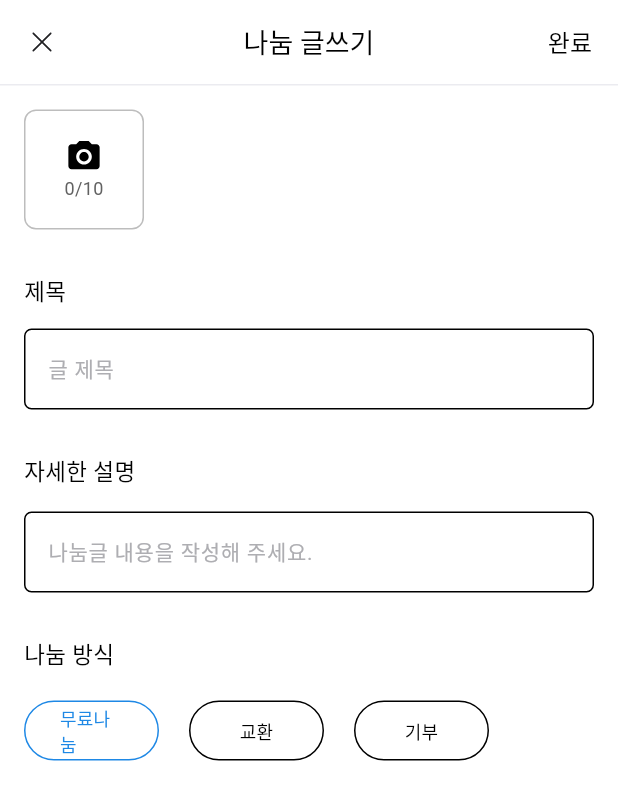
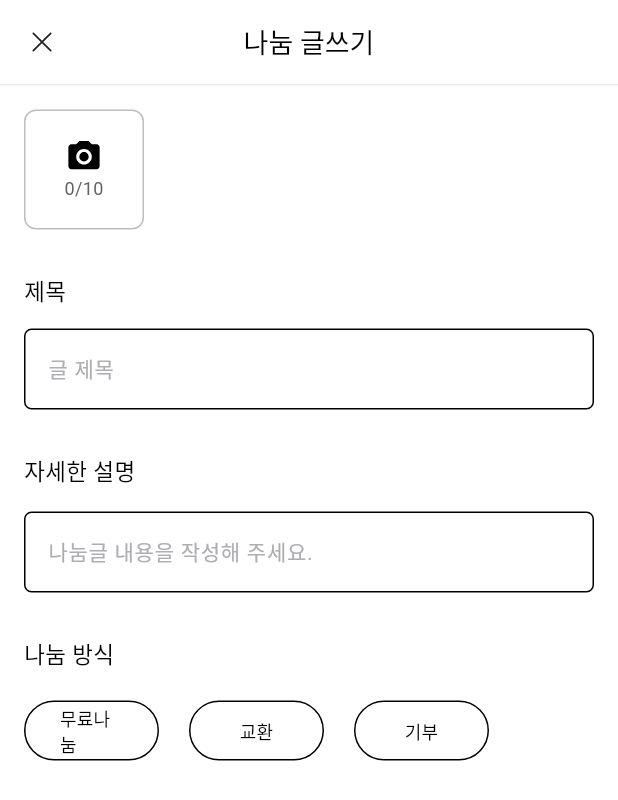
Before and after one commit to gdsc-ssu/anbd-app, a Flutter app: the SharePostCreateScreen screen opened by its route, on a phone screen of 412 x 824 dp. Shown: the top 800 px of the screen. Run offline on Flutter 3.47's test engine with Material 3 defaults, Android fonts, the phone set to English and light mode, and no system bars; our stand-ins replace dio, flutter_secure_storage, flutter_svg, freezed_annotation, geolocator, get_it and 6 more; missing offline and left inert: flutter_config, flutter_google_maps_webservices, photo_manager; accounts and stored records are empty; generated files the repository leaves out were written again; network calls fail; Roboto replaces fonts that are missing (PretendardLight, PretendardMedium, PretendardRegular).

Commit message:
feat: 제출 버튼 생성

```diff
--- a/lib/screens/home/share_post/share_post_create_screen.dart
+++ b/lib/screens/home/share_post/share_post_create_screen.dart
@@ -1,6 +1,7 @@
 import 'dart:io';
 import 'package:anbd/common/enums/share_post_type.dart';
 import 'package:anbd/constants/constants.dart';
+import 'package:anbd/widgets/basic_button.dart';
 import 'package:anbd/widgets/basic_text_field.dart';
 import 'package:flutter/material.dart';
 import 'package:go_router/go_router.dart';
@@ -30,12 +31,6 @@ class SharePostCreateScreen extends StatelessWidget {
                 icon: SvgPicture.asset("assets/svg/close.svg"),
                 onPressed: () => Navigator.pop(context),
               ),
-              actions: [
-                TextButton(
-                  onPressed: () => viewModel.postSharePosts(),
-                  child: const Text('완료', style: AnbdTextStyle.BodyM16),
-                ),
-              ],
               bottom: const PreferredSize(
                 preferredSize: Size.fromHeight(1),
                 child: Divider(height: 1, color: AnbdColor.systemGray02),
@@ -178,6 +173,25 @@ class SharePostCreateScreen extends StatelessWidget {
               ),
             ),
             backgroundColor: Colors.white,
+            bottomNavigationBar: (viewModel.images.isNotEmpty &&
+                    viewModel.isPostValid &&
+                    viewModel.selectedType != null)
+                ? Padding(
+                    padding: EdgeInsets.only(
+                      left: 16,
+                      right: 16,
+                      bottom: MediaQuery.of(context).viewInsets.bottom + 20,
+                    ),
+                    child: BasicButton(
+                      text: '작성 완료',
+                      isClickable: true,
+                      onPressed: () {
+                        viewModel.postSharePosts();
+                        context.push(Paths.home);
+                      },
+                    ),
+                  )
+                : const SizedBox.shrink(), // 조건 불충족 시 공간 없음
           );
         },
       ),
--- a/lib/screens/home/share_post/share_post_create_view_model.dart
+++ b/lib/screens/home/share_post/share_post_create_view_model.dart
@@ -10,7 +10,8 @@ import 'package:photo_manager/photo_manager.dart';
 class SharePostCreateViewModel extends ChangeNotifier {
   final SharePostService sharePostService = GetIt.instance<SharePostService>();
 
-  final ImagePicker _picker = ImagePicker();
+  bool get isPostValid =>
+      titleController.text.isNotEmpty && contentController.text.isNotEmpty;
 
   List<File> _images = [];
   List<File> get images => _images;
@@ -18,11 +19,13 @@ class SharePostCreateViewModel extends ChangeNotifier {
   final TextEditingController titleController = TextEditingController();
   final TextEditingController contentController = TextEditingController();
 
-  SharePostType _selectedType = SharePostType.SHARE;
-  SharePostType get selectedType => _selectedType;
+  SharePostType? _selectedType = null;
+  SharePostType? get selectedType => _selectedType;
 
-  bool get isPostValid =>
-      titleController.text.isNotEmpty && contentController.text.isNotEmpty;
+  void selectType(SharePostType type) {
+    _selectedType = type;
+    notifyListeners();
+  }
 
   void setImages(List<File> newImages) {
     _images = newImages;
@@ -34,16 +37,11 @@ class SharePostCreateViewModel extends ChangeNotifier {
     notifyListeners();
   }
 
-  void selectType(SharePostType type) {
-    _selectedType = type;
-    notifyListeners();
-  }
-
   Future<void> postSharePosts() async {
     await sharePostService.postSharePosts(
       titleController.text,
       contentController.text,
-      selectedType.name, // enum → String 변환
+      selectedType!.name,
       images,
     );
   }
```
